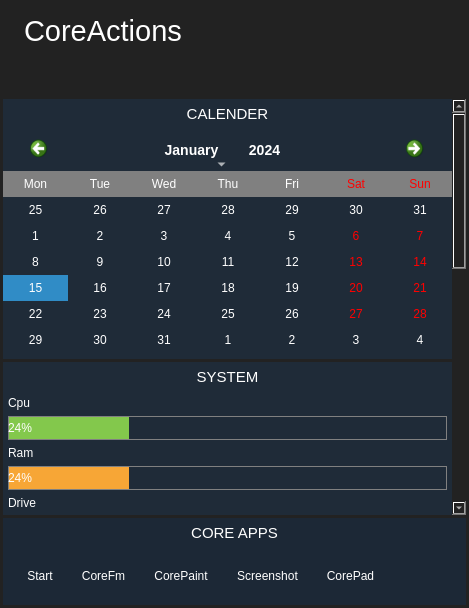
Qt form app/coreaction/coreaction.ui (rahmanshaber/corebox) before a commit.
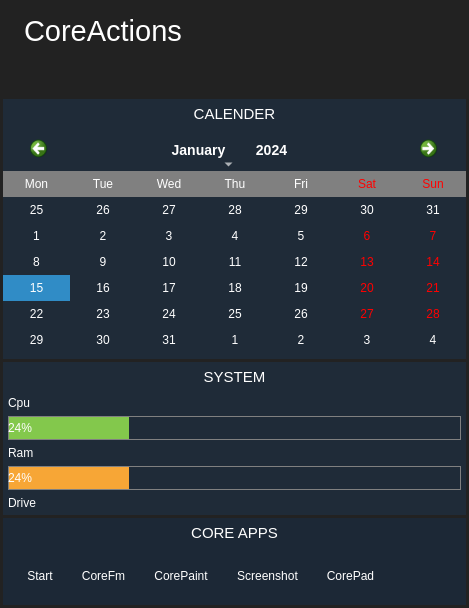
The same form after that commit. Icons and pictures are not drawn.

```diff
--- a/app/coreaction/coreaction.ui
+++ b/app/coreaction/coreaction.ui
@@ -154,7 +154,7 @@
       <enum>QFrame::NoFrame</enum>
      </property>
      <property name="verticalScrollBarPolicy">
-      <enum>Qt::ScrollBarAlwaysOn</enum>
+      <enum>Qt::ScrollBarAlwaysOff</enum>
      </property>
      <property name="horizontalScrollBarPolicy">
       <enum>Qt::ScrollBarAlwaysOff</enum>
@@ -169,8 +169,8 @@
       <property name="geometry">
        <rect>
         <x>0</x>
-        <y>-397</y>
-        <width>451</width>
+        <y>0</y>
+        <width>463</width>
         <height>1028</height>
        </rect>
       </property>
```
